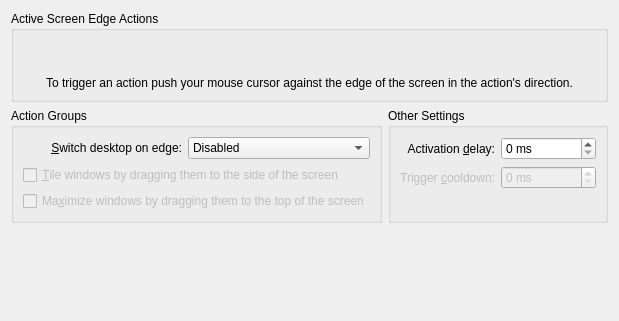
Old version of the form kcmkwin/kwinscreenedges/main.ui in the repository KDE/kwin.
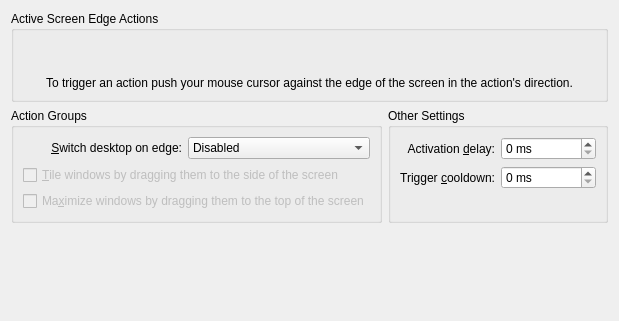
New version of the form. Custom widgets are drawn as their Qt base class.

Commit message: Add support for hardcoded non-KWin-related active screen edge actions, first to be added is one to display the Plasma dashboard. Implemented the "trigger cooldown" option. Fixed a few edge action conflicts such as forcing desktop switches when moving windows and the like. BUG: 170393

What changed in the file:
```diff
--- a/kcmkwin/kwinscreenedges/main.ui
+++ b/kcmkwin/kwinscreenedges/main.ui
@@ -132,7 +132,7 @@
       <item row="1" column="0">
        <widget class="QLabel" name="label_2">
         <property name="enabled">
-         <bool>false</bool>
+         <bool>true</bool>
         </property>
         <property name="text">
          <string>Trigger &amp;cooldown:</string>
@@ -148,7 +148,7 @@
       <item row="1" column="1">
        <widget class="QSpinBox" name="triggerCooldownSpin">
         <property name="enabled">
-         <bool>false</bool>
+         <bool>true</bool>
         </property>
         <property name="suffix">
          <string> ms</string>
```
The commit also changes 7 other files.
